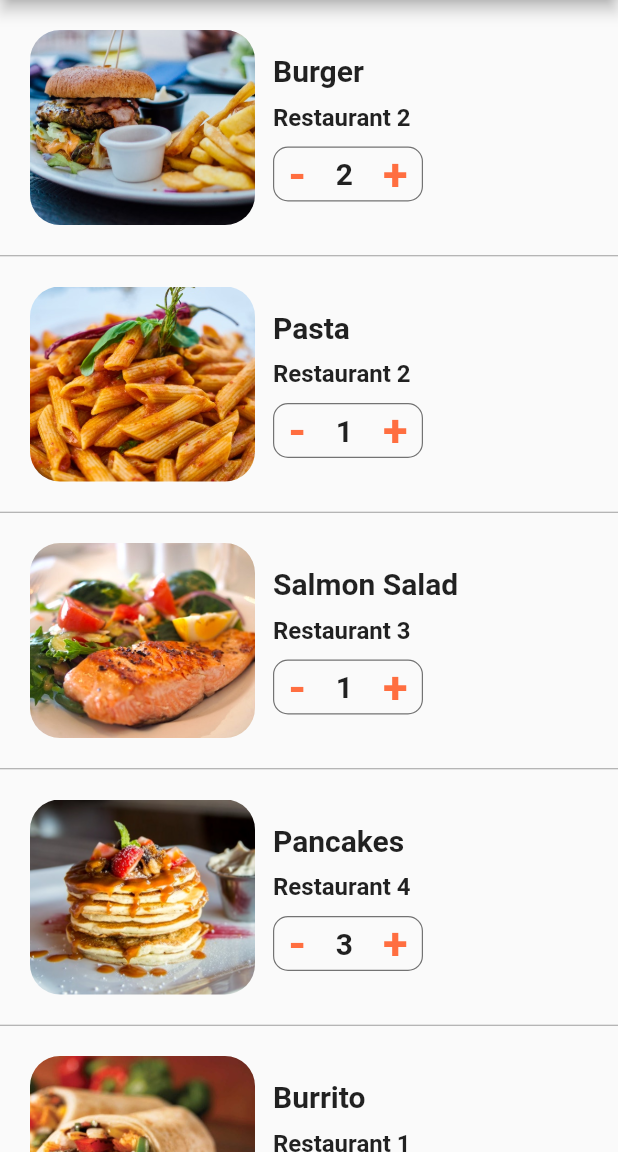
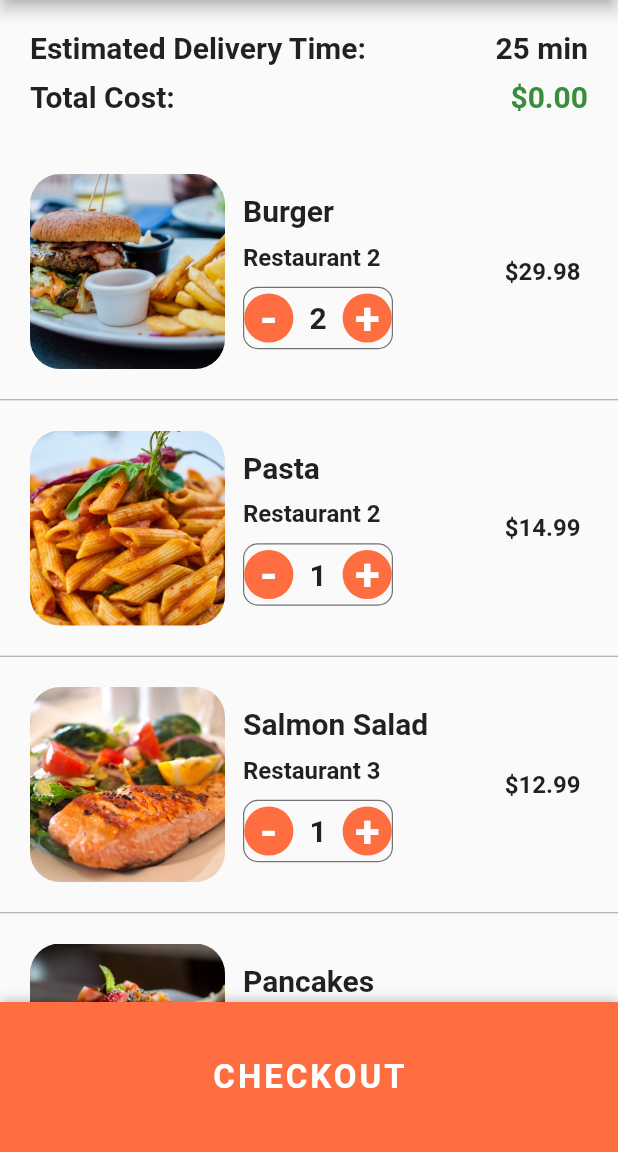
Before and after one commit to devesh0605/foodDeliveryUI, a Flutter app: the CartScreen screen opened directly, on a phone screen of 412 x 824 dp, the part 84-1236 px from its top. Run offline on Flutter 3.47's test engine with Material 2 defaults, Android fonts, the phone set to English and light mode, and no system bars; statements that could not run were skipped.

Commit message:
ordering app completed

```diff
--- a/lib/screen/cart_screen.dart
+++ b/lib/screen/cart_screen.dart
@@ -2,6 +2,7 @@ import 'package:flutter/cupertino.dart';
 import 'package:flutter/material.dart';
 import 'package:flutter_meal_ui/data/data.dart';
 import 'package:flutter_meal_ui/models/order.dart';
+import 'package:flutter_meal_ui/widgets/cart_item.dart';
 import 'package:flutter_meal_ui/widgets/cart_quantity.dart';
 
 class CartScreen extends StatefulWidget {
@@ -10,92 +11,76 @@ class CartScreen extends StatefulWidget {
 }
 
 class _CartScreenState extends State<CartScreen> {
-  int q;
   _buildCartItem(Order order) {
-    q = order.quantity;
-    return Container(
-      padding: EdgeInsets.all(20.0),
-      height: 170,
-      child: Row(
-        children: [
-          Expanded(
-            child: Row(
-              children: [
-                Container(
-                  width: 150.0,
-                  decoration: BoxDecoration(
-                      image: DecorationImage(
-                        image: AssetImage(order.food.imageUrl),
-                        fit: BoxFit.cover,
-                      ),
-                      borderRadius: BorderRadius.circular(20.0)),
-                ),
-                Expanded(
-                  child: Container(
-                    margin: EdgeInsets.all(12.0),
-                    child: Column(
-                      mainAxisAlignment: MainAxisAlignment.center,
-                      crossAxisAlignment: CrossAxisAlignment.start,
-                      children: [
-                        Text(
-                          order.food.name,
-                          style: TextStyle(
-                            fontWeight: FontWeight.bold,
-                            fontSize: 20.0,
-                          ),
-                          overflow: TextOverflow.ellipsis,
-                        ),
-                        SizedBox(
-                          height: 10.0,
-                        ),
-                        Text(
-                          order.restaurant.name,
-                          style: TextStyle(
-                            fontWeight: FontWeight.w600,
-                            fontSize: 16.0,
-                          ),
-                          overflow: TextOverflow.ellipsis,
-                        ),
-                        SizedBox(
-                          height: 10.0,
-                        ),
-                        Container(
-                          width: 100.0,
-                          decoration: BoxDecoration(
-                            borderRadius: BorderRadius.circular(10.0),
-                            border: Border.all(
-                              width: 0.8,
-                              color: Colors.black54,
-                            ),
-                          ),
-                          child: CartQuantity(
-                            q: order.quantity,
-                          ),
-                        ),
-                      ],
-                    ),
-                  ),
-                )
-              ],
-            ),
-          ),
-        ],
-      ),
+    return CartItem(
+      order: order,
     );
   }
 
   @override
   Widget build(BuildContext context) {
+    double totalPrice = 0.0;
+    currentUser.cart.forEach((Order order) {
+      return totalPrice += order.quantity * order.food.price;
+    });
     return Scaffold(
       appBar: AppBar(
         title: Text('Cart (${currentUser.cart.length})'),
       ),
-      body: ListView.separated(
-        physics: BouncingScrollPhysics(),
-        itemBuilder: (context, index) {
-          Order order = currentUser.cart[index];
-          return _buildCartItem(order);
-        },
+      body: Column(
+        children: [
+          Padding(
+            padding: EdgeInsets.all(20.0),
+            child: Column(
+              children: [
+                Row(
+                  mainAxisAlignment: MainAxisAlignment.spaceBetween,
+                  children: [
+                    Text(
+                      'Estimated Delivery Time:',
+                      style: TextStyle(
+                        fontSize: 20.0,
+                        fontWeight: FontWeight.w600,
+                      ),
+                    ),
+                    Text(
+                      '25 min',
+                      style: TextStyle(
+                        fontSize: 20.0,
+                        fontWeight: FontWeight.w600,
+                      ),
+                    ),
+                  ],
+                ),
+                SizedBox(
+                  height: 10.0,
+                ),
+                Row(
+                  mainAxisAlignment: MainAxisAlignment.spaceBetween,
+                  children: [
+                    Text(
+                      'Total Cost: ',
+                      style: TextStyle(
+                        fontSize: 20.0,
+                        fontWeight: FontWeight.w600,
+                      ),
+                    ),
+                    Text(
+                      '\$${totalPrice.toStringAsFixed(2)}',
+                      style: TextStyle(
+                        color: Colors.green[700],
+                        fontSize: 20.0,
+                        fontWeight: FontWeight.w600,
+                      ),
+                    ),
+                  ],
+                )
+              ],
+            ),
+          ),
+          Expanded(
+            child: Container(
+              child: ListView.separated(
                 separatorBuilder: (context, index) {
                   return Divider(
                     height: 1.0,
@@ -103,6 +88,74 @@ class _CartScreenState extends State<CartScreen> {
                   );
                 },
                 itemCount: currentUser.cart.length,
+                physics: BouncingScrollPhysics(),
+                itemBuilder: (context, index) {
+                  Order order = currentUser.cart[index];
+                  return _buildCartItem(order);
+                },
+              ),
+            ),
+          ),
+        ],
+      ),
+      bottomSheet: Container(
+        width: MediaQuery.of(context).size.width,
+        height: 100.0,
+        decoration: BoxDecoration(
+          color: Theme.of(context).primaryColor,
+          boxShadow: [
+            BoxShadow(
+              color: Colors.black26,
+              offset: Offset(0, -1),
+              blurRadius: 6.0,
+            ),
+          ],
+        ),
+        child: Center(
+          child: FlatButton(
+            onPressed: () {
+              showDialog(
+                context: context,
+                builder: (context) {
+                  return AlertDialog(
+                      backgroundColor: Colors.orange[200],
+                      actions: [
+                        Center(
+                          child: RaisedButton(
+                            child: Text('OK'),
+                            onPressed: () {
+                              Navigator.of(context).pop();
+                            },
+                          ),
+                        )
+                      ],
+                      title: Text(
+                        'SUCCESS',
+                        textAlign: TextAlign.center,
+                        style: TextStyle(
+                          color: Colors.green,
+                          fontWeight: FontWeight.bold,
+                        ),
+                      ),
+                      content: Text(
+                        'Order has been placed. Sit back and enjoy!!!',
+                        textAlign: TextAlign.center,
+                        style: TextStyle(color: Colors.black),
+                      ));
+                },
+              );
+            },
+            child: Text(
+              'CHECKOUT',
+              style: TextStyle(
+                color: Colors.white,
+                fontSize: 22.0,
+                fontWeight: FontWeight.bold,
+                letterSpacing: 2.0,
+              ),
+            ),
+          ),
+        ),
       ),
     );
   }
--- /dev/null
+++ b/lib/widgets/cart_item.dart
@@ -0,0 +1,165 @@
+import 'package:flutter/material.dart';
+import 'package:flutter_meal_ui/models/order.dart';
+
+class CartItem extends StatefulWidget {
+  final Order order;
+  CartItem({this.order});
+  @override
+  _CartItemState createState() => _CartItemState();
+}
+
+class _CartItemState extends State<CartItem> {
+  Order currentOrder;
+  int currentQuantity;
+
+  @override
+  void initState() {
+    currentOrder = widget.order;
+    currentQuantity = currentOrder.quantity;
+    // TODO: implement initState
+    super.initState();
+  }
+
+  @override
+  Widget build(BuildContext context) {
+    return Container(
+      padding: EdgeInsets.all(20.0),
+      height: 170,
+      child: Row(
+        children: [
+          Expanded(
+            child: Row(
+              children: [
+                Container(
+                  width: 130.0,
+                  decoration: BoxDecoration(
+                      image: DecorationImage(
+                        image: AssetImage(currentOrder.food.imageUrl),
+                        fit: BoxFit.cover,
+                      ),
+                      borderRadius: BorderRadius.circular(20.0)),
+                ),
+                Expanded(
+                  child: Container(
+                    margin: EdgeInsets.all(12.0),
+                    child: Column(
+                      mainAxisAlignment: MainAxisAlignment.center,
+                      crossAxisAlignment: CrossAxisAlignment.start,
+                      children: [
+                        Text(
+                          currentOrder.food.name,
+                          style: TextStyle(
+                            fontWeight: FontWeight.bold,
+                            fontSize: 20.0,
+                          ),
+                          overflow: TextOverflow.ellipsis,
+                        ),
+                        SizedBox(
+                          height: 10.0,
+                        ),
+                        Text(
+                          currentOrder.restaurant.name,
+                          style: TextStyle(
+                            fontWeight: FontWeight.w600,
+                            fontSize: 16.0,
+                          ),
+                          overflow: TextOverflow.ellipsis,
+                        ),
+                        SizedBox(
+                          height: 10.0,
+                        ),
+                        Container(
+                          width: 100.0,
+                          decoration: BoxDecoration(
+                            borderRadius: BorderRadius.circular(10.0),
+                            border: Border.all(
+                              width: 0.8,
+                              color: Colors.black54,
+                            ),
+                          ),
+                          child: Row(
+                            mainAxisAlignment: MainAxisAlignment.spaceEvenly,
+                            children: [
+                              Expanded(
+                                child: GestureDetector(
+                                    child: CircleAvatar(
+                                      child: Text(
+                                        '-',
+                                        style: TextStyle(
+                                          fontWeight: FontWeight.w600,
+                                          fontSize: 30.0,
+                                          color: currentQuantity == 0
+                                              ? Colors.black
+                                              : Colors.white,
+                                        ),
+                                      ),
+                                      backgroundColor: Colors.deepOrangeAccent,
+                                    ),
+                                    onTap: currentQuantity == 0
+                                        ? null
+                                        : () {
+                                            setState(() {
+                                              if (currentQuantity > 0) {
+                                                currentQuantity--;
+                                              }
+                                            });
+                                          }),
+                              ),
+                              // SizedBox(
+                              //   width: 20.0,
+                              // ),
+                              Expanded(
+                                child: Text(
+                                  currentQuantity.toString(),
+                                  textAlign: TextAlign.center,
+                                  style: TextStyle(
+                                    fontWeight: FontWeight.w600,
+                                    fontSize: 20.0,
+                                  ),
+                                ),
+                              ),
+                              // SizedBox(
+                              //   width: 20.0,
+                              // ),
+                              Expanded(
+                                child: GestureDetector(
+                                  child: CircleAvatar(
+                                    backgroundColor: Colors.deepOrangeAccent,
+                                    child: Text(
+                                      '+',
+                                      style: TextStyle(
+                                        fontWeight: FontWeight.w600,
+                                        fontSize: 30.0,
+                                        color: Colors.white,
+                                      ),
+                                    ),
+                                  ),
+                                  onTap: () {
+                                    setState(() {
+                                      currentQuantity++;
+                                    });
+                                  },
+                                ),
+                              )
+                            ],
+                          ),
+                        ),
+                      ],
+                    ),
+                  ),
+                )
+              ],
+            ),
+          ),
+          Container(
+            margin: EdgeInsets.all(5),
+            child: Text(
+              '\$${(currentQuantity * currentOrder.food.price).toStringAsFixed(2)}',
+              style: TextStyle(fontSize: 16.0, fontWeight: FontWeight.w600),
+            ),
+          )
+        ],
+      ),
+    );
+  }
+}
```
Also changed, not shown: lib/widgets/cart_quantity.dart (+21 -0 lines). Lines whose indentation alone changed are shown as unchanged.
